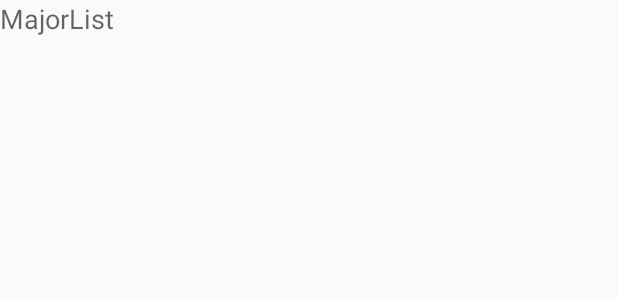
After one commit to styluo/CollegeEntranceExamination, an Android app: the layout activity_major_list.xml on its own in the app's theme, with its tools: preview values and no code run, on a phone screen of 412 x 824 dp. The commit adds this screen. Shown: the top 300 px of the screen. Run offline under Robolectric (Android 15) with nearby library versions, the phone set to English and light mode, and no system bars.

Commit message:
加入MajorList视图

```diff
--- a/app/src/main/AndroidManifest.xml
+++ b/app/src/main/AndroidManifest.xml
@@ -24,7 +24,10 @@
             android:parentActivityName=".view.activity.MainActivity"/>
 
         <activity android:name=".view.activity.MajorSimulationActivity"
-            android:parentActivityName=".view.activity.MajorSimulationActivity"/>
+            android:parentActivityName=".view.activity.MainActivity"/>
+
+        <activity android:name=".view.activity.MajorListActivity"
+            android:parentActivityName=".view.activity.MainActivity"/>
     </application>
 
 </manifest>
--- /dev/null
+++ b/app/src/main/res/layout/activity_major_list.xml
@@ -0,0 +1,11 @@
+<?xml version="1.0" encoding="utf-8"?>
+<LinearLayout xmlns:android="http://schemas.android.com/apk/res/android"
+    android:orientation="vertical" android:layout_width="match_parent"
+    android:layout_height="match_parent">
+    <TextView
+        android:layout_width="match_parent"
+        android:layout_height="match_parent"
+        android:textAppearance="?android:textAppearanceMedium"
+        android:text="MajorList"
+        android:fitsSystemWindows="true"/>
+</LinearLayout>
```
Also changed, not shown: app/src/main/java/edu/shu/styluo/collegeentranceexamination/presenter/MajorListPresenter.java (added, +13 -0 lines), app/src/main/java/edu/shu/styluo/collegeentranceexamination/view/activity/MajorListActivity.java (added, +29 -0 lines), app/src/main/java/edu/shu/styluo/collegeentranceexamination/view/fragment/HomeFragment.java (+6 -2 lines).
